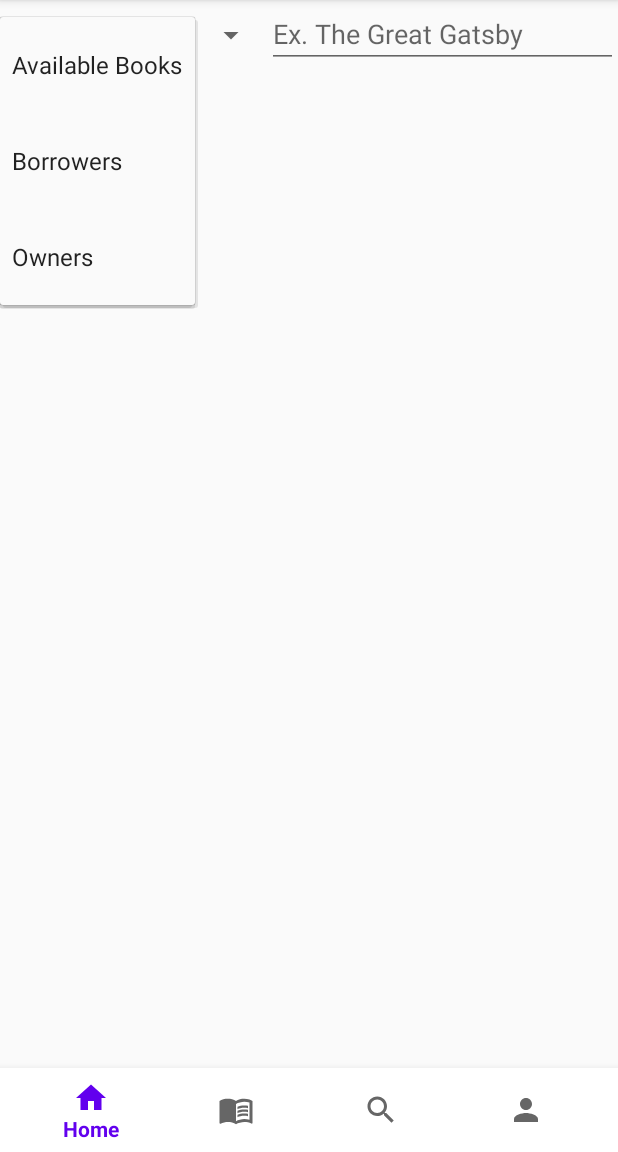
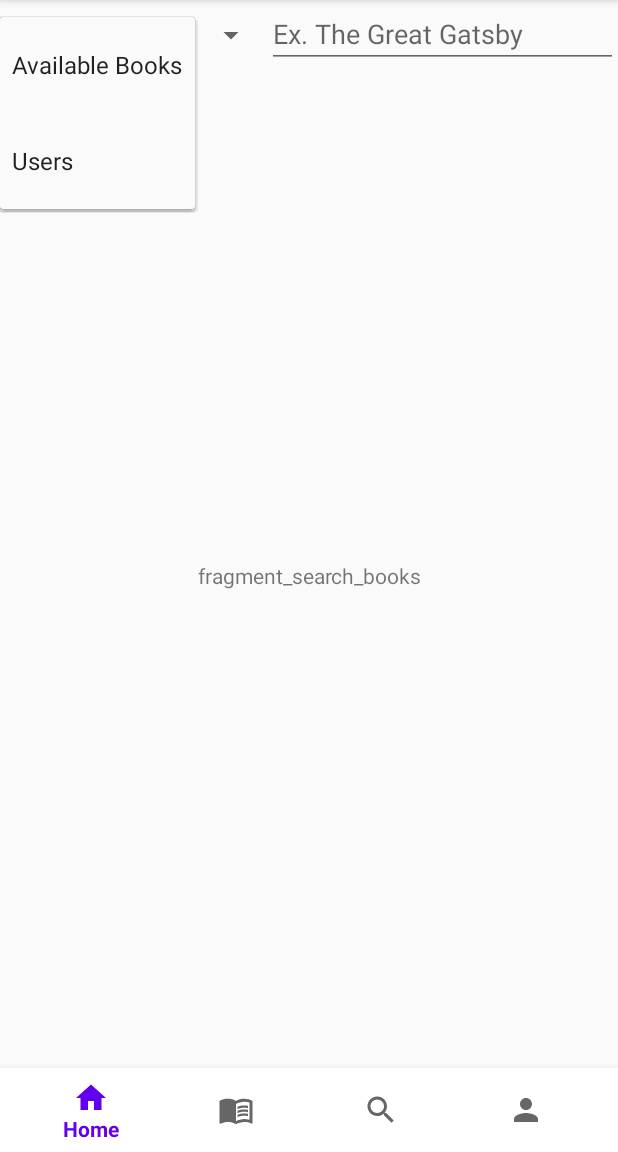
Before and after one commit to CMPUT301F20T22/papr-w8, an Android app: the Search screen opened through its navigation route, after a tap on "Available Books", on a phone screen of 412 x 824 dp, the part 84-1236 px from its top. Run offline under Robolectric (Android 15) with nearby library versions, the phone set to English and light mode, and no system bars; our stand-ins replace Firebase (no records; nobody signed in at launch, a user with empty details on screens opened directly), navigation-ui.

Commit message:
search spinner goes to different pages

```diff
--- a/papr-w8/app/build.gradle
+++ b/papr-w8/app/build.gradle
@@ -36,6 +36,7 @@ dependencies {
     implementation 'com.google.firebase:firebase-firestore:21.7.1'
     implementation 'com.android.support:multidex:1.0.3'
     implementation 'com.google.firebase:firebase-database:19.5.1'
+    implementation 'androidx.legacy:legacy-support-v4:1.0.0'
 
     testImplementation 'junit:junit:4.12'
     androidTestImplementation 'androidx.test.ext:junit:1.1.2'
--- a/papr-w8/app/src/main/java/com/example/papr_w8/Search.java
+++ b/papr-w8/app/src/main/java/com/example/papr_w8/Search.java
@@ -6,7 +6,9 @@ import android.os.Bundle;
 import androidx.annotation.NonNull;
 import androidx.annotation.Nullable;
 import androidx.fragment.app.Fragment;
+import androidx.fragment.app.FragmentTransaction;
 
+import android.util.Log;
 import android.view.LayoutInflater;
 import android.view.View;
 import android.view.ViewGroup;
@@ -15,6 +17,14 @@ import android.widget.AdapterView;
 import android.widget.ArrayAdapter;
 import android.widget.Spinner;
 import android.widget.Toast;
+
+import com.google.android.gms.tasks.OnCompleteListener;
+import com.google.android.gms.tasks.Task;
+import com.google.firebase.auth.FirebaseAuth;
+import com.google.firebase.auth.FirebaseUser;
+import com.google.firebase.firestore.DocumentReference;
+import com.google.firebase.firestore.DocumentSnapshot;
+import com.google.firebase.firestore.FirebaseFirestore;
 
 /**
  * A simple {@link Fragment} subclass.
@@ -68,22 +78,52 @@ public class Search extends Fragment implements AdapterView.OnItemSelectedListen
                              Bundle savedInstanceState) {
         View view = inflater.inflate(R.layout.fragment_search, container, false);
 
+        Spinner spinner = (Spinner) view.findViewById(R.id.searchoptions_spinner);
+        final search_user frag_search_user = new search_user();
+        final search_books frag_search_books = new search_books();
+
         /* Citation:
-         * Title: spinner in a fragment (StackOverflow)
-         * Author: beastlyCoder
-         * Date published: Jan 2, 2018
-         * Date retrieved: Oct 28, 2020
-         * Licence: CC BY-SA 4.0
-         * URL: https://stackoverflow.com/questions/48055423/spinner-in-a-fragment/48055437
+         * Title: How to Create Spinner with Fragments | Android Studio - Quick and Easy Tutorial
+         * Author: Learn with Deeksha
+         * Date published: June 9, 2020
+         * Date retrieved: Oct 30, 2020
+         * Licence: CC
+         * URL: https://www.youtube.com/watch?v=kVk4cEZwnMM&ab_channel=LearnWithDeeksha
          */
+        // Spinner containing "Available books", "Users"
         String[] values = getResources().getStringArray(R.array.search_options);
-        Spinner spinner = (Spinner) view.findViewById(R.id.searchoptions_spinner);
         ArrayAdapter<String> adapter = new ArrayAdapter<String>(this.getActivity(), android.R.layout.simple_spinner_item, values);
         adapter.setDropDownViewResource(android.R.layout.simple_dropdown_item_1line);
         spinner.setAdapter(adapter);
 
+        spinner.setOnItemSelectedListener(new AdapterView.OnItemSelectedListener() {
+
+            @Override
+            public void onItemSelected(AdapterView<?> adapterView, View view, int pos, long l) {
+                switch(pos){
+                    case 0: // "Available books"
+                        selectFragment(frag_search_books);
+                        break;
+                    case 1: // "Users"
+                        selectFragment(frag_search_user);
+                        break;
+                }
+            }
+
+            @Override
+            public void onNothingSelected(AdapterView<?> adapterView) {
+
+            }
+        });
+
         // Inflate the layout for this fragment
         return view;
+    }
+
+    public void selectFragment(Fragment fragment){
+        FragmentTransaction fragmentTransaction=this.getActivity().getSupportFragmentManager().beginTransaction();
+        fragmentTransaction.replace(R.id.fragment_search, fragment); // if it doesn't work, find out where the fragment_search is
+        fragmentTransaction.commit();
     }
 
     @Override
@@ -98,3 +138,25 @@ public class Search extends Fragment implements AdapterView.OnItemSelectedListen
 
     }
 }
+
+//        // get emails from firebase
+//        final FirebaseUser user = FirebaseAuth.getInstance().getCurrentUser();
+//        final DocumentReference userDoc = FirebaseFirestore.getInstance().collection("Users").document(user.getEmail());
+//
+//        userDoc.get().addOnCompleteListener(new OnCompleteListener<DocumentSnapshot>() {
+//            @Override
+//            public void onComplete(@NonNull Task<DocumentSnapshot> task) {
+//            if (task.isSuccessful()){
+//                DocumentSnapshot doc = task.getResult();
+//                if (doc.exists()) {
+//                    // display user profiles in listview
+//                    Log.d("Sample", "DocumentSnapshot data: " + doc.getData());
+//                } else { // if user profile does not exist
+//                    // display empty listview
+//                    Log.d("Sample", "No such user");
+//                }
+//            } else { // if unable to retrive from firebase
+//                Log.d("Sample", "get failed with ", task.getException());
+//            }
+//            }
+//        });
--- /dev/null
+++ b/papr-w8/app/src/main/java/com/example/papr_w8/search_books.java
@@ -0,0 +1,24 @@
+package com.example.papr_w8;
+
+import android.os.Bundle;
+
+import androidx.fragment.app.Fragment;
+
+import android.view.LayoutInflater;
+import android.view.View;
+import android.view.ViewGroup;
+
+/**
+ * A simple {@link Fragment} subclass.
+ * Use the {@link search_books#newInstance} factory method to
+ * create an instance of this fragment.
+ */
+public class search_books extends Fragment {
+
+    @Override
+    public View onCreateView(LayoutInflater inflater, ViewGroup container,
+                             Bundle savedInstanceState) {
+        // Inflate the layout for this fragment
+        return inflater.inflate(R.layout.fragment_search_books, container, false);
+    }
+}
--- /dev/null
+++ b/papr-w8/app/src/main/java/com/example/papr_w8/search_user.java
@@ -0,0 +1,24 @@
+package com.example.papr_w8;
+
+import android.os.Bundle;
+
+import androidx.fragment.app.Fragment;
+
+import android.view.LayoutInflater;
+import android.view.View;
+import android.view.ViewGroup;
+
+/**
+ * A simple {@link Fragment} subclass.
+ * Use the {@link search_user#newInstance} factory method to
+ * create an instance of this fragment.
+ */
+public class search_user extends Fragment {
+
+    @Override
+    public View onCreateView(LayoutInflater inflater, ViewGroup container,
+                             Bundle savedInstanceState) {
+        // Inflate the layout for this fragment
+        return inflater.inflate(R.layout.fragment_search_user, container, false);
+    }
+}
--- a/papr-w8/app/src/main/res/layout/fragment_search.xml
+++ b/papr-w8/app/src/main/res/layout/fragment_search.xml
@@ -1,6 +1,7 @@
 <?xml version="1.0" encoding="utf-8"?>
 <FrameLayout xmlns:android="http://schemas.android.com/apk/res/android"
     xmlns:tools="http://schemas.android.com/tools"
+    android:id="@+id/fragment_search"
     android:layout_width="match_parent"
     android:layout_height="match_parent"
     tools:context=".Profile">
@@ -15,7 +16,8 @@
         <Spinner
             android:id="@+id/searchoptions_spinner"
             android:layout_width="wrap_content"
-            android:layout_height="wrap_content" />
+            android:layout_height="wrap_content"
+            android:spinnerMode="dropdown"/>
 
         <EditText
             android:id="@+id/search_edit_text"
--- /dev/null
+++ b/papr-w8/app/src/main/res/layout/fragment_search_books.xml
@@ -0,0 +1,15 @@
+<?xml version="1.0" encoding="utf-8"?>
+<FrameLayout xmlns:android="http://schemas.android.com/apk/res/android"
+    xmlns:tools="http://schemas.android.com/tools"
+    android:layout_width="match_parent"
+    android:layout_height="match_parent"
+    tools:context=".search_books">
+
+    <!-- TODO: Update blank fragment layout -->
+    <TextView
+        android:layout_width="match_parent"
+        android:layout_height="match_parent"
+        android:text="fragment_search_books"
+        android:gravity="center"/>
+
+</FrameLayout>
--- a/papr-w8/app/src/main/res/values/strings.xml
+++ b/papr-w8/app/src/main/res/values/strings.xml
@@ -11,7 +11,6 @@
 
     <string-array name="search_options">
         <item>Available Books</item>
-        <item>Borrowers</item>
-        <item>Owners</item>
+        <item>Users</item>
     </string-array>
 </resources>
```
Also changed, not shown: papr-w8/app/src/main/res/layout/fragment_search_user.xml (added, +15 -0 lines).
